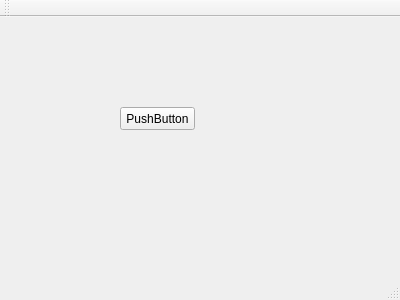
Qt form mainwindow.ui (joonahn/gakchae) before a commit.
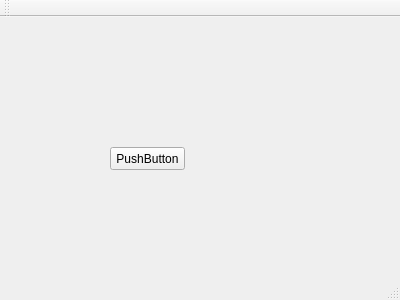
The same form after that commit.

Commit message: 버튼 위치 옮김

Diff of the .ui file:
```diff
--- a/mainwindow.ui
+++ b/mainwindow.ui
@@ -17,8 +17,8 @@
    <widget class="QPushButton" name="pushButton">
     <property name="geometry">
      <rect>
-      <x>120</x>
-      <y>90</y>
+      <x>110</x>
+      <y>130</y>
       <width>75</width>
       <height>23</height>
      </rect>
```
